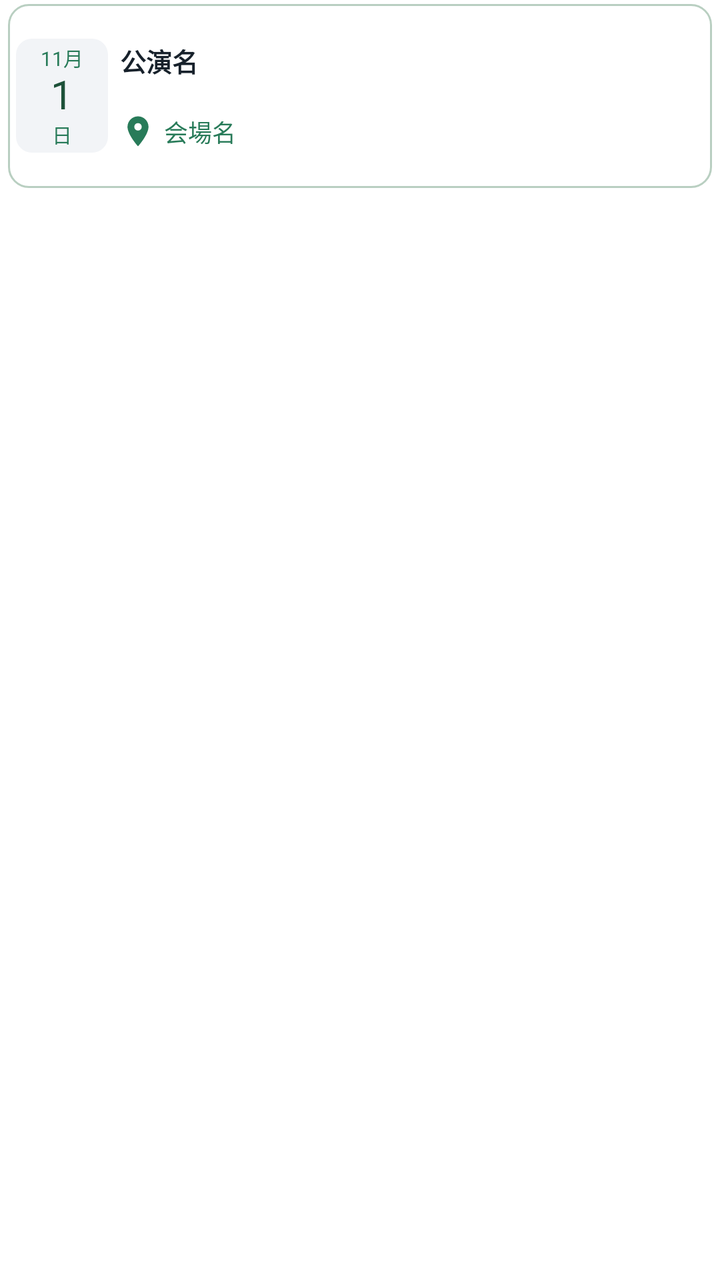
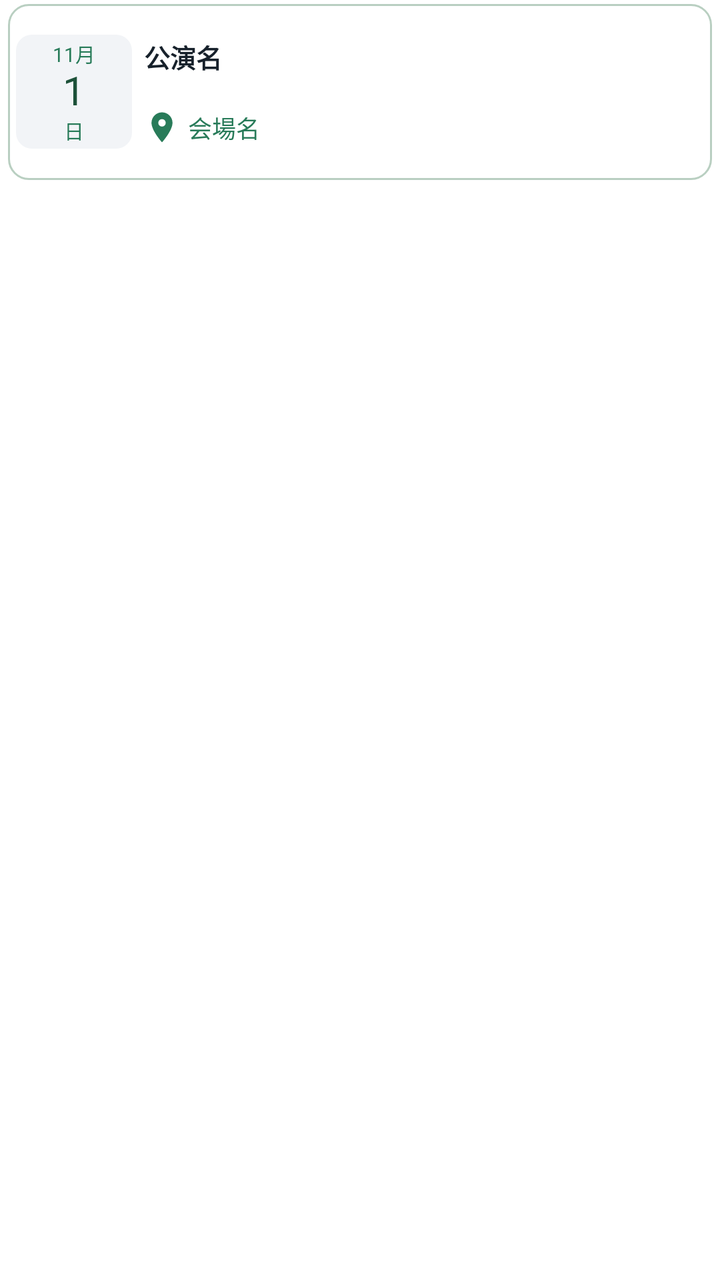

Screens rendered from an Android XML layout before and after an edit, with the pre-edit source and the edit as a unified diff.
<!-- AndroidManifest.xml: fallback theme Theme.MaterialComponents.DayNight.NoActionBar -->
<!-- res/layout/ticket_widget_event.xml -->
<FrameLayout xmlns:android="http://schemas.android.com/apk/res/android" android:layout_width="match_parent" android:layout_height="wrap_content" android:paddingLeft="4dp" android:paddingRight="4dp" android:paddingTop="2dp" android:paddingBottom="2dp">
  <LinearLayout android:id="@+id/ticket_row" android:layout_width="match_parent" android:layout_height="92sp" android:orientation="horizontal" android:gravity="center_vertical" android:padding="4dp" android:layout_marginBottom="0dp" android:background="@drawable/ticket_widget_row" android:layout_weight="0" android:layout_marginTop="0dp" android:layout_marginLeft="0dp" android:layout_marginRight="0dp">
    <LinearLayout android:id="@+id/ticket_date" android:layout_width="46dp" android:layout_height="wrap_content" android:minHeight="42dp" android:orientation="vertical" android:gravity="center" android:paddingTop="2dp" android:paddingBottom="2dp" android:background="@drawable/ticket_widget_date">
      <TextView android:id="@+id/ticket_month" android:maxLines="1" android:ellipsize="end" android:layout_width="wrap_content" android:layout_height="wrap_content" android:text="11月" android:textColor="#287B59" android:textSize="10sp" android:includeFontPadding="false" android:textStyle="normal" />
      <TextView android:id="@+id/ticket_day" android:layout_width="wrap_content" android:layout_height="wrap_content" android:text="1" android:textColor="#1D5139" android:textSize="20sp" android:textStyle="normal" android:includeFontPadding="false" />
      <TextView android:id="@+id/ticket_weekday" android:layout_width="wrap_content" android:layout_height="wrap_content" android:text="日" android:textColor="#287B59" android:textSize="10sp" android:includeFontPadding="false" android:textStyle="normal" />
    </LinearLayout>
    <LinearLayout android:layout_width="0dp" android:layout_weight="1" android:layout_height="wrap_content" android:orientation="vertical" android:layout_marginLeft="6dp">
      <TextView android:id="@+id/ticket_title" android:layout_width="match_parent" android:layout_height="wrap_content" android:text="公演名" android:textColor="#17212B" android:textSize="13sp" android:textStyle="bold" android:maxLines="1" android:ellipsize="end" android:includeFontPadding="false" android:lineSpacingExtra="1dp" />
      <LinearLayout android:id="@+id/ticket_badges" android:layout_width="match_parent" android:layout_height="wrap_content" android:orientation="horizontal" android:gravity="center_vertical" android:layout_marginTop="0dp" android:visibility="gone">
        <TextView android:id="@+id/ticket_site" android:layout_width="wrap_content" android:layout_height="wrap_content" android:textSize="11sp" android:textStyle="normal" android:paddingLeft="5dp" android:paddingRight="5dp" android:paddingTop="1dp" android:paddingBottom="1dp" android:maxLines="1" android:ellipsize="end" android:includeFontPadding="false" />
        <TextView android:id="@+id/ticket_more" android:layout_width="wrap_content" android:layout_height="wrap_content" android:layout_marginLeft="4dp" android:textSize="11sp" android:textColor="#52616D" android:maxLines="1" android:includeFontPadding="false" android:textStyle="normal" />
      </LinearLayout>
      <TextView android:id="@+id/ticket_open" android:layout_width="match_parent" android:layout_height="wrap_content" android:layout_marginLeft="0dp" android:textSize="11sp" android:textColor="#203047" android:maxLines="1" android:ellipsize="end" android:includeFontPadding="false" android:textStyle="normal" android:layout_marginTop="2dp" />
      <LinearLayout android:id="@+id/ticket_location" android:layout_width="match_parent" android:layout_height="wrap_content" android:orientation="horizontal" android:gravity="center_vertical" android:layout_marginTop="2dp">
        <TextView android:id="@+id/ticket_meta" android:layout_width="0dp" android:layout_height="wrap_content" android:text="会場名" android:textColor="#287B59" android:textSize="12sp" android:layout_marginTop="0dp" android:maxLines="1" android:ellipsize="end" android:includeFontPadding="false" android:layout_weight="1" android:textStyle="normal" android:drawableLeft="@drawable/ticket_widget_map_pin" android:drawablePadding="4dp" android:gravity="center_vertical" android:minHeight="18dp" />
      </LinearLayout>
      <LinearLayout android:id="@+id/ticket_timing_group" android:layout_width="match_parent" android:layout_height="wrap_content" android:orientation="horizontal" android:visibility="gone" android:paddingLeft="5dp" android:paddingRight="5dp" android:paddingTop="1dp" android:paddingBottom="1dp" android:layout_marginTop="2dp" android:background="@drawable/ticket_widget_timings" android:gravity="center_vertical">
        <TextView android:id="@+id/ticket_performance" android:textStyle="normal" android:layout_width="0dp" android:layout_height="wrap_content" android:visibility="gone" android:textColor="#24539B" android:textSize="11sp" android:layout_marginTop="0dp" android:maxLines="1" android:ellipsize="end" android:includeFontPadding="false" android:layout_weight="1" />
        <TextView android:id="@+id/ticket_meet" android:layout_width="0dp" android:layout_height="wrap_content" android:visibility="gone" android:textColor="#24539B" android:textSize="11sp" android:layout_marginTop="0dp" android:maxLines="1" android:ellipsize="end" android:includeFontPadding="false" android:textStyle="normal" android:layout_weight="1" android:layout_marginLeft="4dp" />
      </LinearLayout>
    </LinearLayout>
  </LinearLayout>
</FrameLayout>
<!-- resources referenced by this layout -->
<resources>
  <!-- drawable ticket_widget_date (drawable) -->
  <shape xmlns:android="http://schemas.android.com/apk/res/android"><solid android:color="#F2F4F7"/><corners android:radius="8dp"/></shape>
  <!-- drawable ticket_widget_map_pin (drawable) -->
  <vector xmlns:android="http://schemas.android.com/apk/res/android" android:width="18dp" android:height="18dp" android:viewportWidth="24" android:viewportHeight="24">
    <path android:fillColor="#287B59" android:pathData="M12,2C8.13,2 5,5.13 5,9c0,5.25 7,13 7,13s7,-7.75 7,-13c0,-3.87 -3.13,-7 -7,-7zM12,11.5a2.5,2.5 0,1 1,0 -5a2.5,2.5 0,0 1,0 5z"/>
  </vector>
  <!-- drawable ticket_widget_row (drawable) -->
  <selector xmlns:android="http://schemas.android.com/apk/res/android">
    <item android:state_pressed="true"><shape><solid android:color="#EAF4ED"/><stroke android:width="1dp" android:color="#7EAC91"/><corners android:radius="10dp"/></shape></item>
    <item><shape><solid android:color="#FFFFFF"/><stroke android:width="1dp" android:color="#B9CFC1"/><corners android:radius="10dp"/></shape></item>
  </selector>
  <!-- drawable ticket_widget_timings (drawable) -->
  <shape xmlns:android="http://schemas.android.com/apk/res/android"><solid android:color="#EEF3FB"/><corners android:radius="5dp"/></shape>
</resources>

<!-- the commit's change to res/layout/ticket_widget_event.xml (unified diff, before → after) -->
@@ -1,14 +1,16 @@
 <FrameLayout xmlns:android="http://schemas.android.com/apk/res/android" android:layout_width="match_parent" android:layout_height="wrap_content" android:paddingLeft="4dp" android:paddingRight="4dp" android:paddingTop="2dp" android:paddingBottom="2dp">
-  <LinearLayout android:id="@+id/ticket_row" android:layout_width="match_parent" android:layout_height="92sp" android:orientation="horizontal" android:gravity="center_vertical" android:padding="4dp" android:layout_marginBottom="0dp" android:background="@drawable/ticket_widget_row" android:layout_weight="0" android:layout_marginTop="0dp" android:layout_marginLeft="0dp" android:layout_marginRight="0dp">
-    <LinearLayout android:id="@+id/ticket_date" android:layout_width="46dp" android:layout_height="wrap_content" android:minHeight="42dp" android:orientation="vertical" android:gravity="center" android:paddingTop="2dp" android:paddingBottom="2dp" android:background="@drawable/ticket_widget_date">
+  <LinearLayout android:id="@+id/ticket_row" android:layout_width="match_parent" android:layout_height="88sp" android:orientation="horizontal" android:gravity="center_vertical" android:padding="4dp" android:layout_marginBottom="0dp" android:background="@drawable/ticket_widget_row" android:layout_weight="0" android:layout_marginTop="0dp" android:layout_marginLeft="0dp" android:layout_marginRight="0dp">
+    <LinearLayout android:id="@+id/ticket_date" android:layout_width="58dp" android:layout_height="wrap_content" android:minHeight="42dp" android:orientation="vertical" android:gravity="center" android:paddingTop="2dp" android:paddingBottom="2dp" android:background="@drawable/ticket_widget_date">
       <TextView android:id="@+id/ticket_month" android:maxLines="1" android:ellipsize="end" android:layout_width="wrap_content" android:layout_height="wrap_content" android:text="11月" android:textColor="#287B59" android:textSize="10sp" android:includeFontPadding="false" android:textStyle="normal" />
       <TextView android:id="@+id/ticket_day" android:layout_width="wrap_content" android:layout_height="wrap_content" android:text="1" android:textColor="#1D5139" android:textSize="20sp" android:textStyle="normal" android:includeFontPadding="false" />
       <TextView android:id="@+id/ticket_weekday" android:layout_width="wrap_content" android:layout_height="wrap_content" android:text="日" android:textColor="#287B59" android:textSize="10sp" android:includeFontPadding="false" android:textStyle="normal" />
+      <LinearLayout android:id="@+id/ticket_badges" android:layout_width="match_parent" android:layout_height="wrap_content" android:orientation="horizontal" android:gravity="center" android:layout_marginTop="1dp" android:visibility="gone">
+        <TextView android:id="@+id/ticket_site" android:layout_width="wrap_content" android:layout_height="wrap_content" android:textSize="9sp" android:textStyle="normal" android:paddingLeft="3dp" android:paddingRight="3dp" android:paddingTop="0dp" android:paddingBottom="0dp" android:maxLines="1" android:ellipsize="end" android:includeFontPadding="false" />
+      </LinearLayout>
     </LinearLayout>
     <LinearLayout android:layout_width="0dp" android:layout_weight="1" android:layout_height="wrap_content" android:orientation="vertical" android:layout_marginLeft="6dp">
-      <TextView android:id="@+id/ticket_title" android:layout_width="match_parent" android:layout_height="wrap_content" android:text="公演名" android:textColor="#17212B" android:textSize="13sp" android:textStyle="bold" android:maxLines="1" android:ellipsize="end" android:includeFontPadding="false" android:lineSpacingExtra="1dp" />
-      <LinearLayout android:id="@+id/ticket_badges" android:layout_width="match_parent" android:layout_height="wrap_content" android:orientation="horizontal" android:gravity="center_vertical" android:layout_marginTop="0dp" android:visibility="gone">
-        <TextView android:id="@+id/ticket_site" android:layout_width="wrap_content" android:layout_height="wrap_content" android:textSize="11sp" android:textStyle="normal" android:paddingLeft="5dp" android:paddingRight="5dp" android:paddingTop="1dp" android:paddingBottom="1dp" android:maxLines="1" android:ellipsize="end" android:includeFontPadding="false" />
+      <LinearLayout android:layout_width="match_parent" android:layout_height="wrap_content" android:orientation="horizontal" android:gravity="center_vertical">
+        <TextView android:id="@+id/ticket_title" android:layout_width="0dp" android:layout_height="wrap_content" android:text="公演名" android:textColor="#17212B" android:textSize="13sp" android:textStyle="bold" android:maxLines="1" android:ellipsize="end" android:includeFontPadding="false" android:lineSpacingExtra="1dp" android:layout_weight="1" />
         <TextView android:id="@+id/ticket_more" android:layout_width="wrap_content" android:layout_height="wrap_content" android:layout_marginLeft="4dp" android:textSize="11sp" android:textColor="#52616D" android:maxLines="1" android:includeFontPadding="false" android:textStyle="normal" />
       </LinearLayout>
       <TextView android:id="@+id/ticket_open" android:layout_width="match_parent" android:layout_height="wrap_content" android:layout_marginLeft="0dp" android:textSize="11sp" android:textColor="#203047" android:maxLines="1" android:ellipsize="end" android:includeFontPadding="false" android:textStyle="normal" android:layout_marginTop="2dp" />
